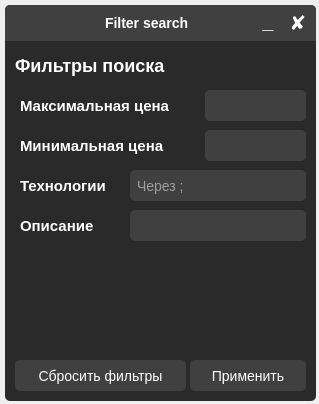
Above: filter_search/filter_search.ui from b0shka/selling_apps before the change. Below: the same form after it.
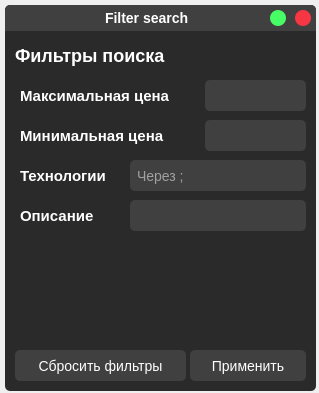
That is the form after the change.

```diff
--- a/filter_search/filter_search.ui
+++ b/filter_search/filter_search.ui
@@ -7,7 +7,7 @@
     <x>0</x>
     <y>0</y>
     <width>319</width>
-    <height>404</height>
+    <height>393</height>
    </rect>
   </property>
   <property name="minimumSize">
@@ -34,19 +34,19 @@
      <x>5</x>
      <y>5</y>
      <width>311</width>
-     <height>396</height>
+     <height>386</height>
     </rect>
    </property>
    <property name="minimumSize">
     <size>
      <width>311</width>
-     <height>396</height>
+     <height>386</height>
     </size>
    </property>
    <property name="maximumSize">
     <size>
      <width>311</width>
-     <height>396</height>
+     <height>386</height>
     </size>
    </property>
    <property name="styleSheet">
@@ -61,133 +61,11 @@
    <property name="frameShadow">
     <enum>QFrame::Raised</enum>
    </property>
-   <widget class="QLabel" name="label_12">
-    <property name="geometry">
-     <rect>
-      <x>10</x>
-      <y>375</y>
-      <width>186</width>
-      <height>21</height>
-     </rect>
-    </property>
-    <property name="text">
-     <string/>
-    </property>
-   </widget>
-   <widget class="QFrame" name="frame_3">
-    <property name="geometry">
-     <rect>
-      <x>0</x>
-      <y>0</y>
-      <width>311</width>
-      <height>36</height>
-     </rect>
-    </property>
-    <property name="styleSheet">
-     <string notr="true">QFrame{
-	border-bottom-left-radius: 0px;
-	border-bottom-right-radius: 0px;
-	background-color: #404040;
-}</string>
-    </property>
-    <property name="frameShape">
-     <enum>QFrame::StyledPanel</enum>
-    </property>
-    <property name="frameShadow">
-     <enum>QFrame::Raised</enum>
-    </property>
-    <widget class="QPushButton" name="pushButton_8">
-     <property name="geometry">
-      <rect>
-       <x>280</x>
-       <y>5</y>
-       <width>26</width>
-       <height>26</height>
-      </rect>
-     </property>
-     <property name="font">
-      <font>
-       <pointsize>-1</pointsize>
-       <weight>75</weight>
-       <bold>true</bold>
-      </font>
-     </property>
-     <property name="styleSheet">
-      <string notr="true">QPushButton {
-	font-size: 20px;
-	background-color: #404040;
-	border-radius: 5px;
-}
-QPushButton::hover {
-	background-color: #ffb0be;
-	color: black;
-}</string>
-     </property>
-     <property name="text">
-      <string>✘</string>
-     </property>
-    </widget>
-    <widget class="QPushButton" name="pushButton_9">
-     <property name="geometry">
-      <rect>
-       <x>250</x>
-       <y>5</y>
-       <width>26</width>
-       <height>26</height>
-      </rect>
-     </property>
-     <property name="font">
-      <font>
-       <pointsize>-1</pointsize>
-       <weight>75</weight>
-       <bold>true</bold>
-      </font>
-     </property>
-     <property name="styleSheet">
-      <string notr="true">QPushButton {
-	padding-bottom: 4px;
-	font-size: 20px;
-	background-color: #404040;
-	border-radius: 5px;
-}
-QPushButton::hover {
-	background-color: #2a2a2a;
-}</string>
-     </property>
-     <property name="text">
-      <string>_</string>
-     </property>
-    </widget>
-    <widget class="QLabel" name="label_13">
-     <property name="geometry">
-      <rect>
-       <x>100</x>
-       <y>10</y>
-       <width>106</width>
-       <height>16</height>
-      </rect>
-     </property>
-     <property name="font">
-      <font>
-       <pointsize>-1</pointsize>
-       <weight>75</weight>
-       <bold>true</bold>
-      </font>
-     </property>
-     <property name="styleSheet">
-      <string notr="true">font-size: 14px;
-color: white;</string>
-     </property>
-     <property name="text">
-      <string>Filter search</string>
-     </property>
-    </widget>
-   </widget>
    <widget class="QLabel" name="label_7">
     <property name="geometry">
      <rect>
       <x>15</x>
-      <y>210</y>
+      <y>200</y>
       <width>91</width>
       <height>21</height>
      </rect>
@@ -211,7 +89,7 @@
     <property name="geometry">
      <rect>
       <x>15</x>
-      <y>90</y>
+      <y>80</y>
       <width>181</width>
       <height>21</height>
      </rect>
@@ -235,7 +113,7 @@
     <property name="geometry">
      <rect>
       <x>15</x>
-      <y>130</y>
+      <y>120</y>
       <width>171</width>
       <height>21</height>
      </rect>
@@ -259,7 +137,7 @@
     <property name="geometry">
      <rect>
       <x>125</x>
-      <y>205</y>
+      <y>195</y>
       <width>176</width>
       <height>31</height>
      </rect>
@@ -278,7 +156,7 @@
     <property name="geometry">
      <rect>
       <x>10</x>
-      <y>50</y>
+      <y>40</y>
       <width>196</width>
       <height>21</height>
      </rect>
@@ -302,7 +180,7 @@
     <property name="geometry">
      <rect>
       <x>15</x>
-      <y>170</y>
+      <y>160</y>
       <width>106</width>
       <height>21</height>
      </rect>
@@ -326,7 +204,7 @@
     <property name="geometry">
      <rect>
       <x>200</x>
-      <y>125</y>
+      <y>115</y>
       <width>101</width>
       <height>31</height>
      </rect>
@@ -342,7 +220,7 @@
     <property name="geometry">
      <rect>
       <x>200</x>
-      <y>85</y>
+      <y>75</y>
       <width>101</width>
       <height>31</height>
      </rect>
@@ -358,7 +236,7 @@
     <property name="geometry">
      <rect>
       <x>185</x>
-      <y>355</y>
+      <y>345</y>
       <width>116</width>
       <height>31</height>
      </rect>
@@ -381,7 +259,7 @@
     <property name="geometry">
      <rect>
       <x>125</x>
-      <y>165</y>
+      <y>155</y>
       <width>176</width>
       <height>31</height>
      </rect>
@@ -400,7 +278,7 @@
     <property name="geometry">
      <rect>
       <x>15</x>
-      <y>325</y>
+      <y>315</y>
       <width>281</width>
       <height>21</height>
      </rect>
@@ -430,7 +308,7 @@
     <property name="geometry">
      <rect>
       <x>10</x>
-      <y>355</y>
+      <y>345</y>
       <width>171</width>
       <height>31</height>
      </rect>
@@ -449,6 +327,115 @@
      <string>Сбросить фильтры</string>
     </property>
    </widget>
+   <widget class="QFrame" name="frame_5">
+    <property name="geometry">
+     <rect>
+      <x>0</x>
+      <y>0</y>
+      <width>311</width>
+      <height>26</height>
+     </rect>
+    </property>
+    <property name="styleSheet">
+     <string notr="true">QFrame{
+	border-bottom-left-radius: 0px;
+	border-bottom-right-radius: 0px;
+	background-color: #404040;
+}</string>
+    </property>
+    <property name="frameShape">
+     <enum>QFrame::StyledPanel</enum>
+    </property>
+    <property name="frameShadow">
+     <enum>QFrame::Raised</enum>
+    </property>
+    <widget class="QPushButton" name="pushButton_8">
+     <property name="geometry">
+      <rect>
+       <x>290</x>
+       <y>5</y>
+       <width>16</width>
+       <height>16</height>
+      </rect>
+     </property>
+     <property name="font">
+      <font>
+       <pointsize>-1</pointsize>
+       <weight>75</weight>
+       <bold>true</bold>
+      </font>
+     </property>
+     <property name="styleSheet">
+      <string notr="true">QPushButton {
+	font-size: 20px;
+	background-color: #f73643;
+	border-radius: 8px;
+}
+QPushButton::hover {
+	background-color: #d63a44;
+	color: black;
+}</string>
+     </property>
+     <property name="text">
+      <string/>
+     </property>
+    </widget>
+    <widget class="QPushButton" name="pushButton_9">
+     <property name="geometry">
+      <rect>
+       <x>265</x>
+       <y>5</y>
+       <width>16</width>
+       <height>16</height>
+      </rect>
+     </property>
+     <property name="font">
+      <font>
+       <pointsize>-1</pointsize>
+       <weight>75</weight>
+       <bold>true</bold>
+      </font>
+     </property>
+     <property name="styleSheet">
+      <string notr="true">QPushButton {
+	padding-bottom: 4px;
+	font-size: 20px;
+	background-color: #47fc65;
+	border-radius: 8px;
+}
+QPushButton::hover {
+	background-color: #49cc5f;
+}</string>
+     </property>
+     <property name="text">
+      <string/>
+     </property>
+    </widget>
+    <widget class="QLabel" name="label_13">
+     <property name="geometry">
+      <rect>
+       <x>100</x>
+       <y>5</y>
+       <width>106</width>
+       <height>16</height>
+      </rect>
+     </property>
+     <property name="font">
+      <font>
+       <pointsize>-1</pointsize>
+       <weight>75</weight>
+       <bold>true</bold>
+      </font>
+     </property>
+     <property name="styleSheet">
+      <string notr="true">font-size: 14px;
+color: white;</string>
+     </property>
+     <property name="text">
+      <string>Filter search</string>
+     </property>
+    </widget>
+   </widget>
   </widget>
  </widget>
  <resources/>
```
